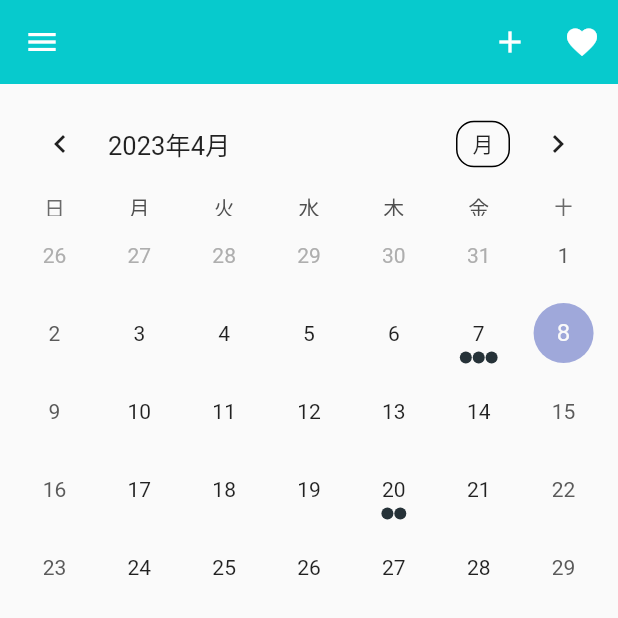
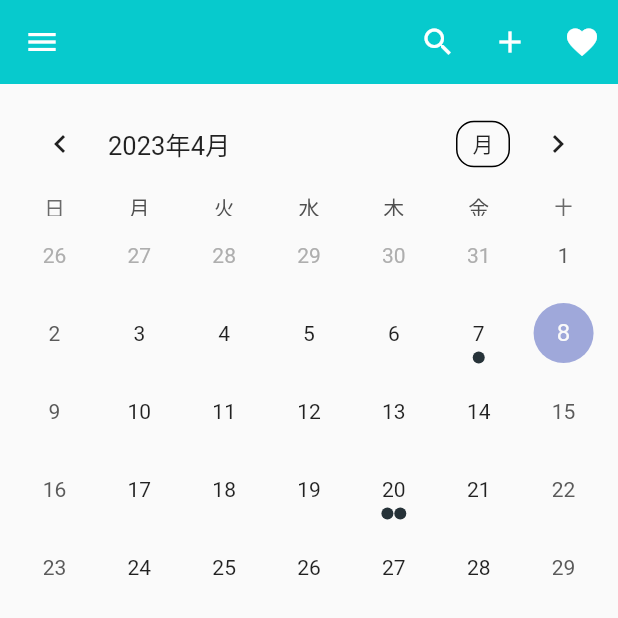
Before and after one commit to Muhyun-Kim/couple_share_schedule, a Flutter app: the screen it shows once a user with an empty profile is signed in, on a phone screen of 412 x 824 dp, the top half of it. Run offline on Flutter 3.47's test engine with Material 2 defaults, Android fonts, the phone set to English and light mode, and no system bars; drawn by our look-alikes of table_calendar; our stand-ins replace cloud_firestore, firebase_auth, firebase_core, flutter_riverpod, flutter_signin_button, google_sign_in; accounts and stored records are empty; generated files the repository leaves out were written again.

Commit message:
add search icon for test

```diff
--- a/lib/screens/home_screen.dart
+++ b/lib/screens/home_screen.dart
@@ -6,6 +6,7 @@ import 'package:cloud_firestore/cloud_firestore.dart';
 import 'package:couple_share_schedule/models/schedule_list_model.dart';
 import 'package:couple_share_schedule/screens/partner_main_screen.dart';
 import 'package:couple_share_schedule/widgets/add_schedule.dart';
+import 'package:couple_share_schedule/widgets/left_menu.dart';
 import 'package:firebase_auth/firebase_auth.dart';
 import 'package:flutter/material.dart';
 import 'package:flutter_riverpod/flutter_riverpod.dart';
@@ -35,45 +36,30 @@ class _HomeScreenState extends State<HomeScreen> {
   DateTime? _selectedDay;
 
   //このサンプルは後で要変更
-  final sampleMap = {
+  final Map<DateTime, List<String>> sampleScheduleList = {
     DateTime.utc(2023, 4, 7): [
       'firstEvent',
-      'secodnEvent',
-      'five',
     ],
     DateTime.utc(2023, 4, 20): ['thirdEvent', 'fourthEvent']
   };
 
   late CollectionReference<ScheduleListModel> schedulesReference;
 
-  // Future<void> getSchedule() async {
+  // Future<Map<DateTime, List<String>>> getSchedule() async {
   //   final userId = FirebaseAuth.instance.currentUser!.uid;
+  //   Map<DateTime, List<String>> dataMap = {};
 
-  //   final docRef = FirebaseFirestore.instance.collection(userId).get().then(
-  //     (querySnapshot) {
-  //       for (var docSnapshot in querySnapshot.docs) {
-  //         final data = docSnapshot.get("scheduleTitle");
-  //         // print('${docSnapshot.id} => $data');
-  //       }
-  //     },
-  //   );
+  //   QuerySnapshot snapshot =
+  //       await FirebaseFirestore.instance.collection(userId).get();
+  //   for (var doc in snapshot.docs) {
+  //     DateTime datetime = doc['selectedDate'].toDate();
+  //     List<String> list = List<String>.from(doc['scheduleTitle']);
+  //     dataMap[datetime] = list;
+  //   }
+  //   return dataMap;
   // }
 
-  Future<Map<DateTime, List<String>>> getSchedule() async {
-    final userId = FirebaseAuth.instance.currentUser!.uid;
-    Map<DateTime, List<String>> dataMap = {};
-
-    QuerySnapshot snapshot =
-        await FirebaseFirestore.instance.collection(userId).get();
-
-    for (var doc in snapshot.docs) {
-      DateTime datetime = doc['selectedDate'].toDate();
-      List<String> list = List<String>.from(doc['scheduleTitle']);
-      dataMap[datetime] = list;
-      print(dataMap);
-    }
-    return dataMap;
-  }
+  // var dataMap;
 
   @override
   void initState() {
@@ -82,14 +68,15 @@ class _HomeScreenState extends State<HomeScreen> {
     schedulesReference =
         FirebaseFirestore.instance.collection(userId!).withConverter(
       fromFirestore: ((snapshot, _) {
+        print(ScheduleListModel.fromFireStore(snapshot));
         return ScheduleListModel.fromFireStore(snapshot);
       }),
       toFirestore: ((value, _) {
         return value.toMap();
       }),
     );
-    getSchedule();
-    // getData();
+    // dataMap = getSchedule();
+    print(schedulesReference);
   }
 
   List<String> _selectedEvents = [];
@@ -108,6 +95,11 @@ class _HomeScreenState extends State<HomeScreen> {
           ),
         ),
         actions: [
+          //テストのためのボタン
+          IconButton(
+            onPressed: () {},
+            icon: const Icon(Icons.search),
+          ),
           IconButton(
             onPressed: () {
               showModalBottomSheet(
@@ -168,12 +160,12 @@ class _HomeScreenState extends State<HomeScreen> {
                   () {
                     _selectedDay = selectedDay;
                     _focusedDay = focusedDay;
-                    _selectedEvents = sampleMap[selectedDay] ?? [];
+                    _selectedEvents = sampleScheduleList[selectedDay] ?? [];
                   },
                 );
               },
               eventLoader: (date) {
-                return sampleMap[date] ?? [];
+                return sampleScheduleList[date] ?? [];
               },
             ),
           ),
@@ -196,35 +188,7 @@ class _HomeScreenState extends State<HomeScreen> {
           ),
         ],
       ),
-      drawer: Drawer(
-        child: ListView(
-          padding: EdgeInsets.zero,
-          children: [
-            DrawerHeader(
-              decoration: const BoxDecoration(
-                color: Color.fromARGB(255, 7, 202, 205),
-              ),
-              child: Column(
-                children: [
-                  Text(
-                    userName ?? "GuestUser",
-                    style: const TextStyle(
-                      color: Colors.white,
-                    ),
-                  ),
-                  Image(
-                    image: NetworkImage(userImg ?? ""),
-                  ),
-                ],
-              ),
-            ),
-            ListTile(
-              title: const Text("ログアウト"),
-              onTap: () => FirebaseAuth.instance.signOut(),
-            ),
-          ],
-        ),
-      ),
+      drawer: leftMenu(),
     );
   }
 }
```
